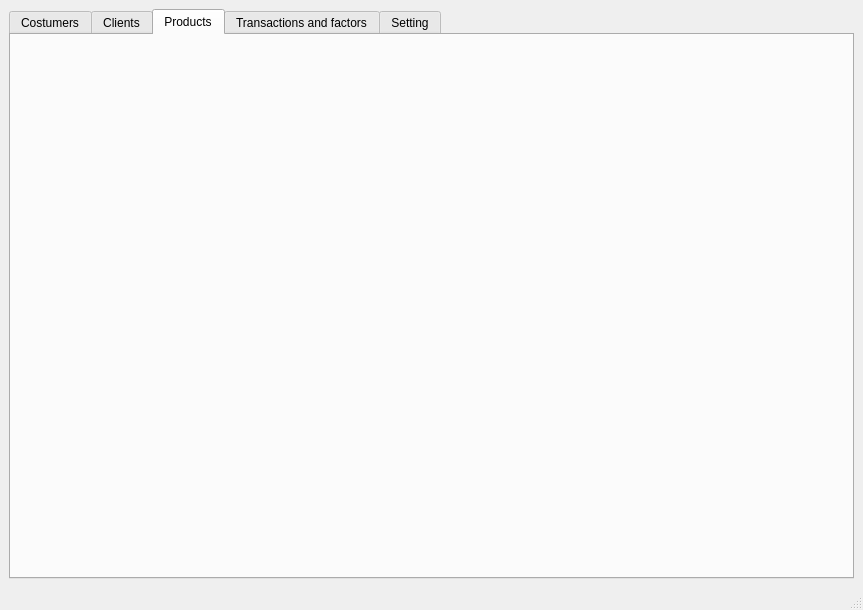
First picture: the form in AP/admin_ui.ui, repository AP-projects-4001/Guys, before the edit.
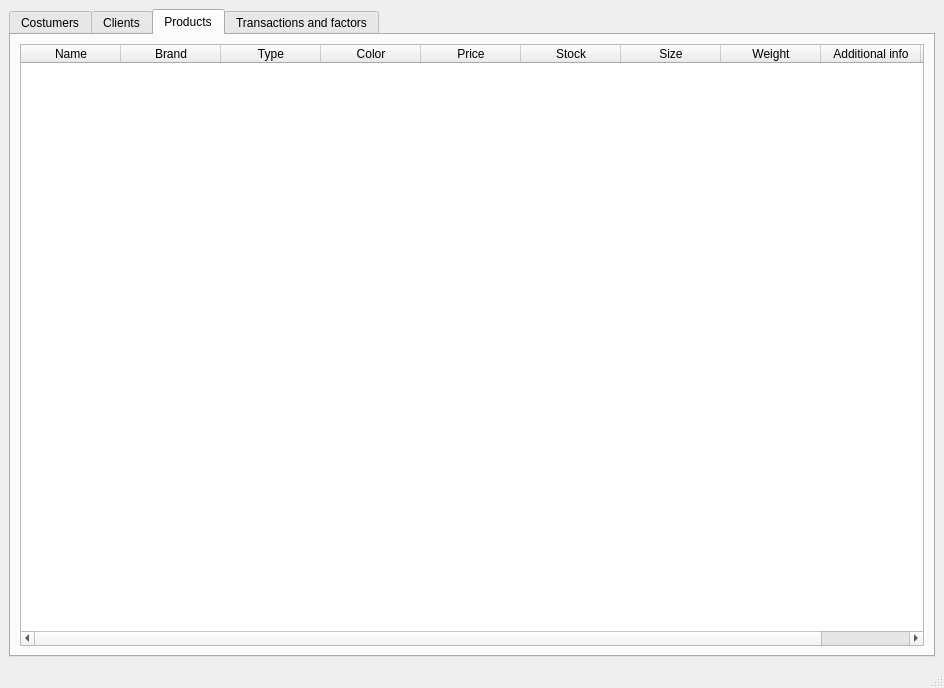
Second picture: the form after the edit. The open tabs and pages were chosen to show the change.

Commit message: Create admin UI

Patch:
```diff
--- a/AP/admin_ui.ui
+++ b/AP/admin_ui.ui
@@ -6,8 +6,8 @@
    <rect>
     <x>0</x>
     <y>0</y>
-    <width>863</width>
-    <height>610</height>
+    <width>944</width>
+    <height>688</height>
    </rect>
   </property>
   <property name="windowTitle">
@@ -17,6 +17,12 @@
    <string>&lt;html&gt;&lt;head/&gt;&lt;body&gt;&lt;p&gt;&lt;span style=&quot; font-style:italic;&quot;&gt;This UI helps the admin change all data stored in JSON files like All Clients, All Customers with their products, see all transactions, and so on... &lt;/span&gt;&lt;/p&gt;&lt;/body&gt;&lt;/html&gt;</string>
   </property>
   <widget class="QWidget" name="centralwidget">
+   <property name="styleSheet">
+    <string notr="true">QWidget
+{
+	background-color:  696969;
+}</string>
+   </property>
    <layout class="QGridLayout" name="gridLayout">
     <item row="0" column="0">
      <widget class="QTabWidget" name="tabWidget">
@@ -45,16 +51,88 @@
        <attribute name="title">
         <string>Products</string>
        </attribute>
+       <layout class="QGridLayout" name="gridLayout_4">
+        <item row="0" column="0">
+         <widget class="QTableWidget" name="product_table">
+          <column>
+           <property name="text">
+            <string>Name</string>
+           </property>
+          </column>
+          <column>
+           <property name="text">
+            <string>Brand</string>
+           </property>
+          </column>
+          <column>
+           <property name="text">
+            <string>Type</string>
+           </property>
+          </column>
+          <column>
+           <property name="text">
+            <string>Color</string>
+           </property>
+          </column>
+          <column>
+           <property name="text">
+            <string>Price</string>
+           </property>
+          </column>
+          <column>
+           <property name="text">
+            <string>Stock</string>
+           </property>
+          </column>
+          <column>
+           <property name="text">
+            <string>Size</string>
+           </property>
+          </column>
+          <column>
+           <property name="text">
+            <string>Weight</string>
+           </property>
+          </column>
+          <column>
+           <property name="text">
+            <string>Additional info</string>
+           </property>
+          </column>
+          <column>
+           <property name="text">
+            <string>INFO</string>
+           </property>
+          </column>
+         </widget>
+        </item>
+       </layout>
       </widget>
       <widget class="QWidget" name="transactions_tab">
        <attribute name="title">
         <string>Transactions and factors</string>
        </attribute>
-      </widget>
-      <widget class="QWidget" name="setting_tab">
-       <attribute name="title">
-        <string>Setting</string>
-       </attribute>
+       <layout class="QGridLayout" name="gridLayout_3">
+        <item row="0" column="0">
+         <widget class="QTableWidget" name="transaction_table">
+          <column>
+           <property name="text">
+            <string>Date</string>
+           </property>
+          </column>
+          <column>
+           <property name="text">
+            <string>Total price</string>
+           </property>
+          </column>
+          <column>
+           <property name="text">
+            <string>INFO</string>
+           </property>
+          </column>
+         </widget>
+        </item>
+       </layout>
       </widget>
      </widget>
     </item>
```
Left out of the diff: 75 changed lines with no effect on the pictures. The commit also changes 6 other files.
